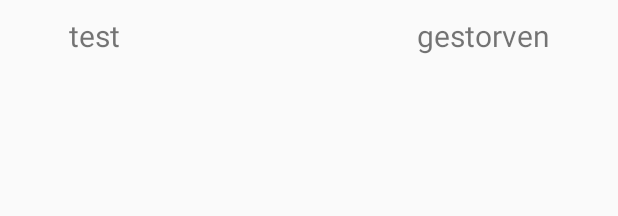
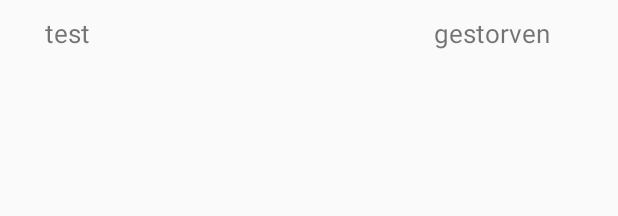
Before and after one commit to yuridepuri/joodsmonument, an Android app: the layout names_list_items.xml on its own in the app's theme, with its tools: preview values and no code run, on a phone screen of 412 x 824 dp. Shown: the top 216 px of the screen. Run offline under Robolectric (Android 15) with nearby library versions, the phone set to English and light mode, and no system bars.

```diff
--- a/app/src/main/res/layout/names_list_items.xml
+++ b/app/src/main/res/layout/names_list_items.xml
@@ -22,20 +22,19 @@
             android:layout_width="wrap_content"
             android:layout_height="wrap_content"
             android:gravity="left"
-            android:textSize="20dp"
+            android:textSize="17dp"
             android:text="test"
-            android:layout_alignParentTop="true"
+            android:layout_marginLeft="30dp"
+            android:layout_marginStart="30dp"
             android:layout_alignParentLeft="true"
             android:layout_alignParentStart="true"
-            android:layout_marginLeft="46dp"
-            android:layout_marginStart="46dp"
-            android:layout_marginTop="10dp"
-            android:layout_marginBottom="10dp"/>
+            android:layout_alignTop="@+id/gestorven" />
+
         <TextView
             android:id="@+id/gestorven"
             android:layout_width="wrap_content"
             android:layout_height="wrap_content"
-            android:textSize="20dp"
+            android:textSize="17dp"
             android:gravity="right"
             android:text="gestorven"
             android:layout_alignParentTop="true"
```
Also changed, not shown: app/src/main/java/com/application/joodsmonument2016/app/ShowNamesActivity.java (+8 -2 lines).
